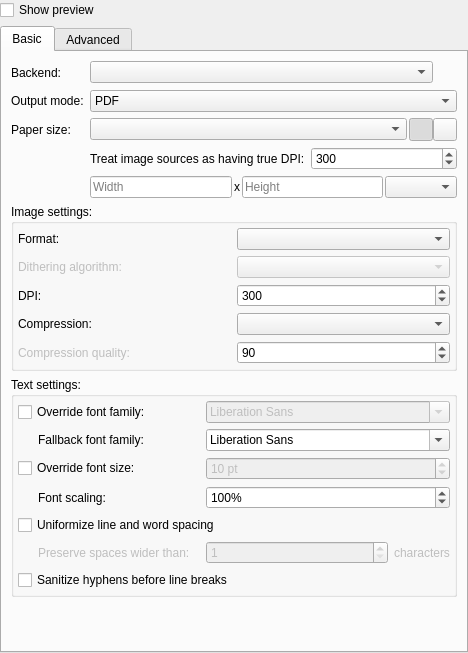
The window that qt/data/PdfExportWidget.ui (manisandro/gImageReader) describes before a commit, drawn with Qt 5.
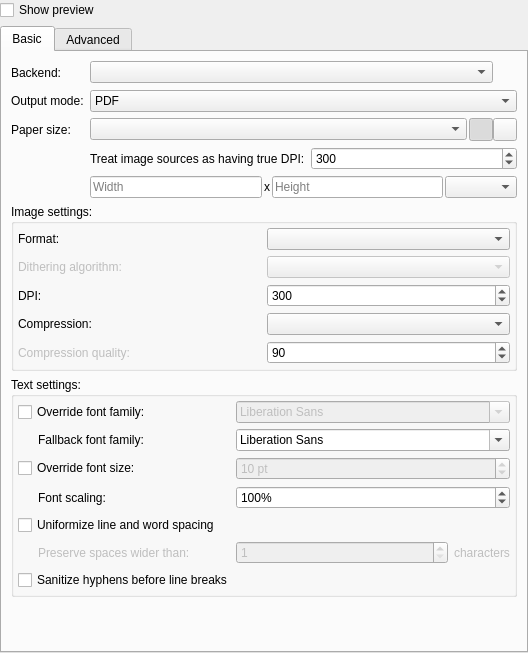
The same window after the commit. Icons and pictures are not drawn.

Patch:
```diff
--- a/qt/data/PdfExportWidget.ui
+++ b/qt/data/PdfExportWidget.ui
@@ -6,7 +6,7 @@
    <rect>
     <x>0</x>
     <y>0</y>
-    <width>468</width>
+    <width>528</width>
     <height>653</height>
    </rect>
   </property>
```
Left out of the diff: 3 changed lines with no effect on the pictures.
